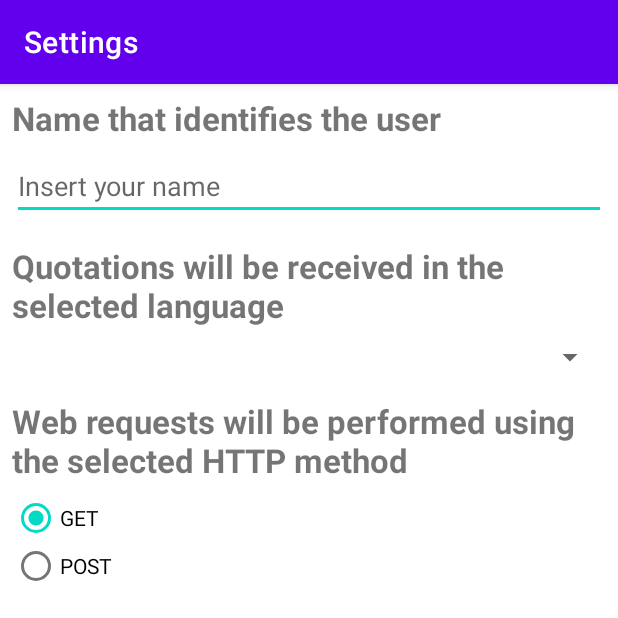
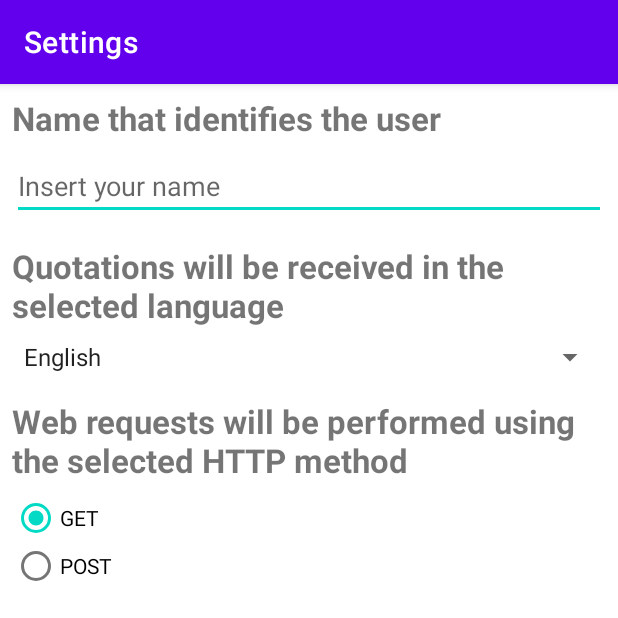
Before and after one commit to a1ex9788/MyQuotations, an Android app: the SettingsActivity screen opened directly, with no data from a screen before it, on a phone screen of 412 x 824 dp, the top half of it. Run offline under Robolectric (Android 15) with nearby library versions, the phone set to English and light mode, and no system bars.

Commit message:
Rellenar spinner.

```diff
--- a/app/src/main/res/layout/activity_settings.xml
+++ b/app/src/main/res/layout/activity_settings.xml
@@ -67,6 +67,7 @@
             android:layout_marginTop="4dp"
             android:layout_marginEnd="8dp"
             android:layout_marginBottom="8dp"
+            android:entries="@array/spinner_languages"
             app:layout_constraintBottom_toTopOf="@+id/textView_httpMethod"
             app:layout_constraintEnd_toEndOf="parent"
             app:layout_constraintStart_toStartOf="parent"
--- /dev/null
+++ b/app/src/main/res/values/arrays.xml
@@ -0,0 +1,7 @@
+<?xml version="1.0" encoding="utf-8"?>
+<resources>
+    <array name="spinner_languages">
+        <item>@string/spinner_english</item>
+        <item>@string/spinner_russian</item>
+    </array>
+</resources>
--- a/app/src/main/res/values/strings.xml
+++ b/app/src/main/res/values/strings.xml
@@ -23,4 +23,6 @@
     <string name="textView_sampleActor">This is a sample autor</string>
     <string name="textView_noUserName">Nameless one</string>
     <string name="imageView_refreshQuotation">A button to refresh and get a new quotation</string>
+    <string name="spinner_english">English</string>
+    <string name="spinner_russian">Russian</string>
 </resources>
```
Also changed, not shown: 1 other file.
